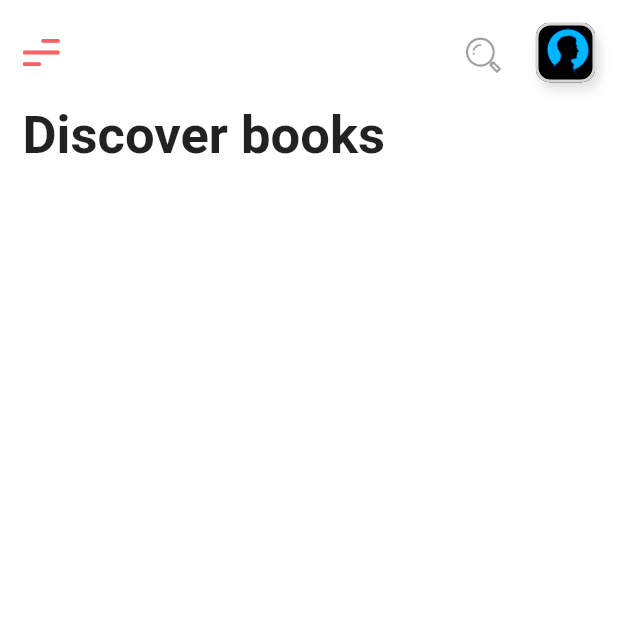
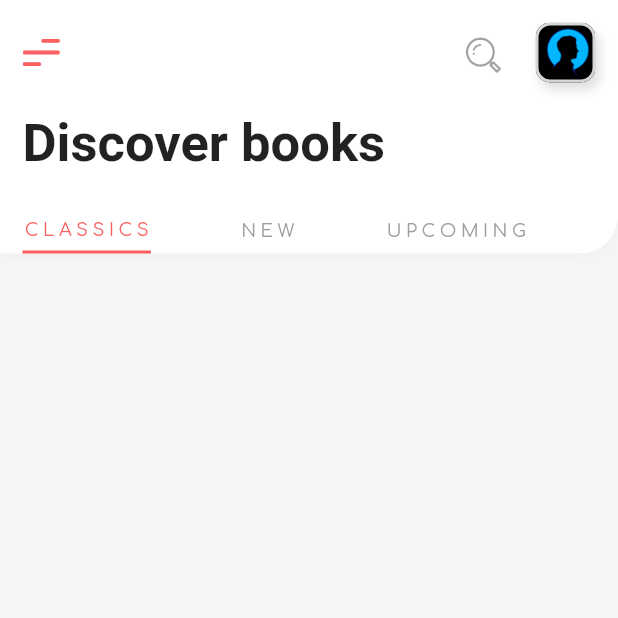
Before and after one commit to Rahul-Blatz/BookStore-MockUp-UI-Flutter, a Flutter app: the screen it shows after launch, on a phone screen of 412 x 824 dp, the top half of it. Run offline on Flutter 3.47's test engine with Material 2 defaults, Android fonts, the phone set to English and light mode, and no system bars; our stand-ins replace google_fonts.

Commit message:
Completed Tab Bar View

```diff
--- a/lib/pages/homepage.dart
+++ b/lib/pages/homepage.dart
@@ -1,5 +1,7 @@
 import 'package:bookstore/constants.dart';
 import 'package:bookstore/widgets/fancy_app_bar.dart';
+import 'package:bookstore/widgets/fancy_tab_bar.dart';
+import 'package:flutter/cupertino.dart';
 import 'package:flutter/material.dart';
 
 class HomePage extends StatelessWidget {
@@ -21,6 +23,7 @@ class HomePage extends StatelessWidget {
                       Padding(
                         padding: EdgeInsets.only(
                           left: paddingSide,
+                          top: 5.0,
                         ),
                         child: Text(
                           'Discover books',
@@ -33,6 +36,11 @@ class HomePage extends StatelessWidget {
                     ],
                   ),
                 ),
+                FancyTabBar(),
+                Container(
+                  height: 400,
+                  color: Colors.grey[100],
+                ),
               ],
             ),
           ),
--- /dev/null
+++ b/lib/widgets/fancy_tab_bar.dart
@@ -0,0 +1,72 @@
+import 'package:flutter/material.dart';
+import 'package:google_fonts/google_fonts.dart';
+
+import '../constants.dart';
+
+class FancyTabBar extends StatelessWidget {
+  Padding tabBarHeading(String heading, Color color) {
+    return Padding(
+      padding: const EdgeInsets.only(bottom: 8.0),
+      child: Text(
+        '$heading',
+        style: GoogleFonts.comfortaa(
+          color: color,
+          fontSize: 12.0,
+          letterSpacing: 3,
+        ),
+      ),
+    );
+  }
+
+  @override
+  Widget build(BuildContext context) {
+    return Stack(
+      children: <Widget>[
+        Container(
+          margin: EdgeInsets.only(top: 10.0),
+          height: 50,
+          color: Colors.grey[100],
+        ),
+        ClipRRect(
+          borderRadius: BorderRadius.only(bottomRight: Radius.circular(25.0)),
+          child: Container(
+            margin: EdgeInsets.only(bottom: 6.0),
+            decoration: BoxDecoration(
+                boxShadow: [
+                  BoxShadow(
+                    color: Colors.grey[200],
+                    offset: Offset.fromDirection(90, 1),
+                    blurRadius: 3,
+                  )
+                ],
+                color: Colors.white,
+                borderRadius:
+                    BorderRadius.only(bottomRight: Radius.circular(25.0))),
+            child: Padding(
+              padding: const EdgeInsets.only(
+                  left: paddingSide, top: 30.0, right: 60.0),
+              child: Row(
+                mainAxisAlignment: MainAxisAlignment.spaceBetween,
+                children: <Widget>[
+                  Container(
+                    decoration: BoxDecoration(
+                      border: Border(
+                        bottom: BorderSide(
+                          color: Color(primaryRed),
+                          width: 2,
+                        ),
+                      ),
+                    ),
+                    child: tabBarHeading('CLASSICS', Color(primaryRed)),
+                  ),
+                  tabBarHeading('NEW', Colors.grey),
+                  tabBarHeading('UPCOMING', Colors.grey),
+                ],
+              ),
+            ),
+          ),
+        ),
+      ],
+    );
+  }
+}
--- a/pubspec.yaml
+++ b/pubspec.yaml
@@ -25,6 +25,7 @@ dependencies:
     sdk: flutter
   flutter_icons: ^1.1.0
   google_fonts: ^1.1.0
+  division: ^0.8.8
 
 
 
```
Also changed, not shown: pubspec.lock.
